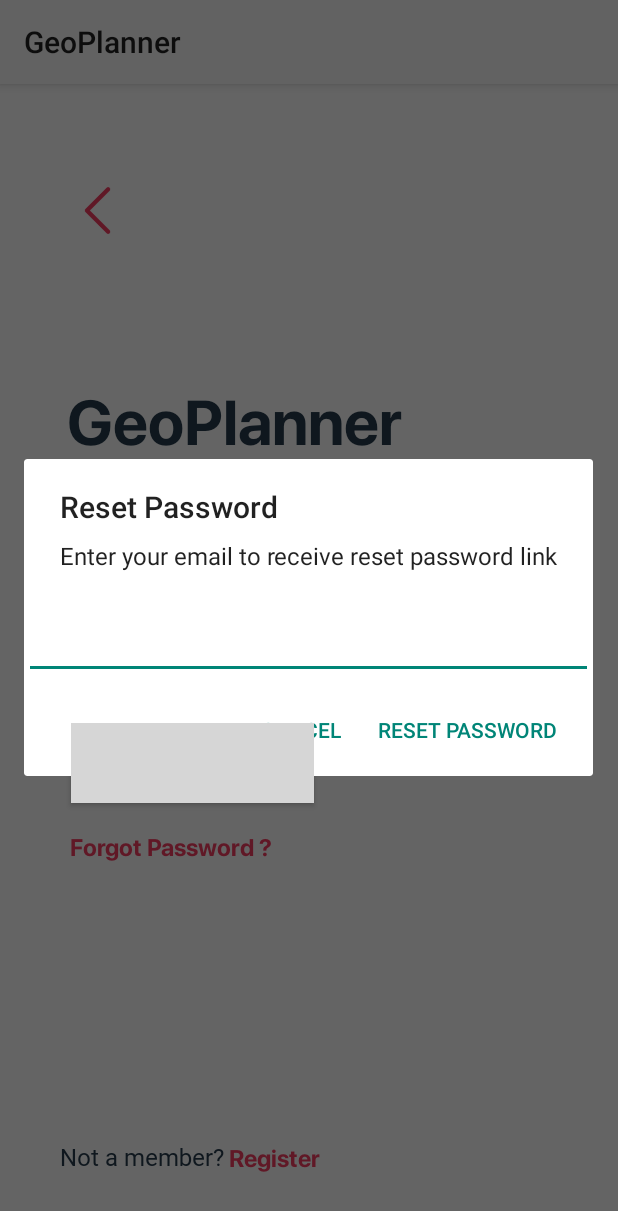
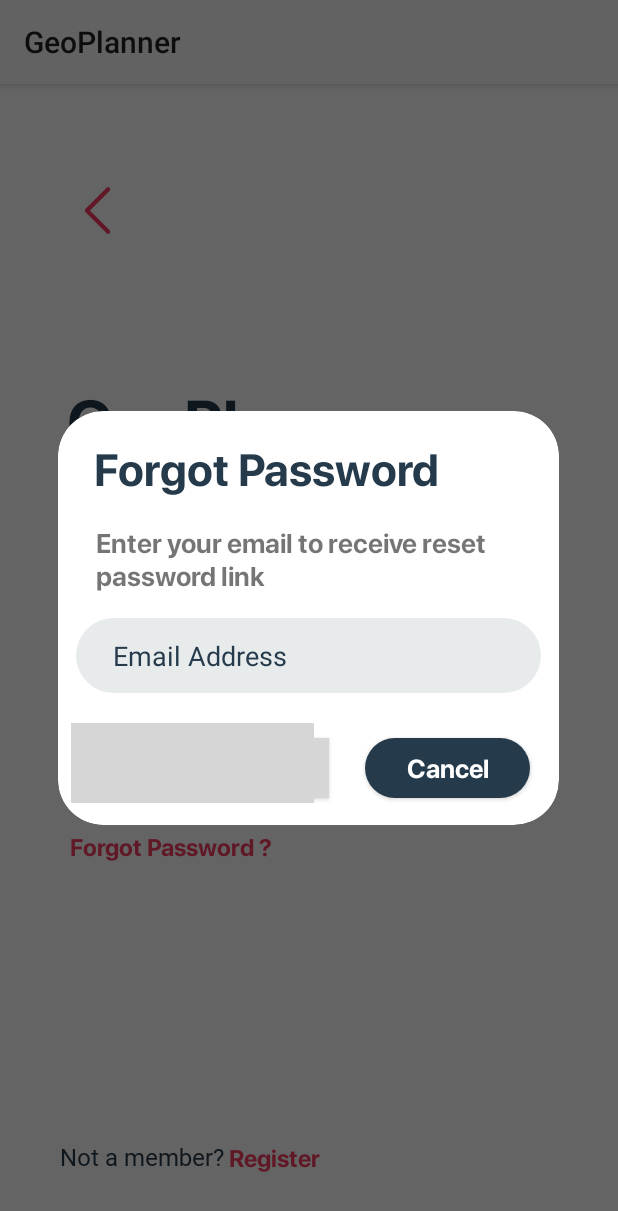
Before and after one commit to teamgeoplanner/GeoPlanner, an Android app: the LoginActivity screen opened directly, with no data from a screen before it, after a tap on "Forgot Password ?", on a phone screen of 412 x 824 dp. Shown: the top 1211 px of the screen. Run offline under Robolectric (Android 15) with nearby library versions, the phone set to English and light mode, and no system bars; our stand-ins replace Firebase (no records; nobody signed in at launch, a user with empty details on screens opened directly); 2 other taps on this screen came first; grey boxes are pictures that could not be loaded.

Commit message:
made some changes

```diff
--- a/app/src/main/java/com/example/geoplanner/LoginActivity.java
+++ b/app/src/main/java/com/example/geoplanner/LoginActivity.java
@@ -3,12 +3,16 @@ package com.example.geoplanner;
 import androidx.annotation.NonNull;
 import androidx.appcompat.app.AlertDialog;
 import androidx.appcompat.app.AppCompatActivity;
+import androidx.core.content.ContextCompat;
 
+import android.app.Dialog;
 import android.content.DialogInterface;
 import android.content.Intent;
+import android.os.Build;
 import android.os.Bundle;
 import android.text.TextUtils;
 import android.view.View;
+import android.view.ViewGroup;
 import android.widget.Button;
 import android.widget.EditText;
 import android.widget.ImageView;
@@ -29,6 +33,8 @@ public class LoginActivity extends AppCompatActivity {
     EditText emailID, pass;
     Button btnLogin;
 
+    Dialog dialog;
+
     FirebaseAuth fAuth;
 
     @Override
@@ -44,6 +50,9 @@ public class LoginActivity extends AppCompatActivity {
         btnLogin = findViewById(R.id.loginBtn);
 
         fAuth = FirebaseAuth.getInstance();
+
+
+
 
 
         btnLogin.setOnClickListener(new View.OnClickListener() {
@@ -90,16 +99,26 @@ public class LoginActivity extends AppCompatActivity {
         forgotpass.setOnClickListener(new View.OnClickListener() {
             @Override
             public void onClick(View view) {
-                final EditText resetMail = new EditText(view.getContext());
-                AlertDialog.Builder passwordResetDialog = new AlertDialog.Builder(view.getContext());
-                passwordResetDialog.setTitle("Reset Password");
-                passwordResetDialog.setMessage("Enter your email to receive reset password link");
-                passwordResetDialog.setView(resetMail);
 
-                passwordResetDialog.setPositiveButton("Reset Password", new DialogInterface.OnClickListener() {
+                dialog = new Dialog(LoginActivity.this);
+                dialog.setContentView(R.layout.forgot_pass_dialog);
+                if (Build.VERSION.SDK_INT >= Build.VERSION_CODES.LOLLIPOP) {
+                    dialog.getWindow().setBackgroundDrawable(getDrawable(R.drawable.dialog_background));
+                }
+                dialog.getWindow().setLayout(ViewGroup.LayoutParams.WRAP_CONTENT, ViewGroup.LayoutParams.WRAP_CONTENT);
+                dialog.setCancelable(false);
+
+                Button btnResetPass, btnCancel;
+                final EditText txtEmail;
+
+                btnResetPass = dialog.findViewById(R.id.resetBtn);
+                btnCancel = dialog.findViewById(R.id.cancelBtn);
+                txtEmail = dialog.findViewById(R.id.txtID);
+
+                btnResetPass.setOnClickListener(new View.OnClickListener() {
                     @Override
-                    public void onClick(DialogInterface dialogInterface, int i) {
-                        String email = resetMail.getText().toString();
+                    public void onClick(View view) {
+                        String email = txtEmail.getText().toString();
                         fAuth.sendPasswordResetEmail(email).addOnSuccessListener(new OnSuccessListener<Void>() {
                             @Override
                             public void onSuccess(Void aVoid) {
@@ -111,17 +130,54 @@ public class LoginActivity extends AppCompatActivity {
                                 Toast.makeText(LoginActivity.this, "Error: " + e.getMessage(), Toast.LENGTH_LONG).show();
                             }
                         });
+
+                        dialog.dismiss();
                     }
                 });
 
-                passwordResetDialog.setNegativeButton("Cancel", new DialogInterface.OnClickListener() {
+                btnCancel.setOnClickListener(new View.OnClickListener() {
                     @Override
-                    public void onClick(DialogInterface dialogInterface, int i) {
-
+                    public void onClick(View view) {
+                        dialog.dismiss();
                     }
                 });
 
-                passwordResetDialog.create().show();
+                dialog.show();
+
+
+//                final EditText resetMail = new EditText(view.getContext());
+//                AlertDialog.Builder passwordResetDialog = new AlertDialog.Builder(view.getContext());
+//                passwordResetDialog.setTitle("Reset Password");
+//                passwordResetDialog.setMessage("Enter your email to receive reset password link");
+//                passwordResetDialog.setView(resetMail);
+//                passwordResetDialog.setCancelable(false);   //Clicking outside will not dismiss alertdialog
+//
+//                passwordResetDialog.setPositiveButton("Reset Password", new DialogInterface.OnClickListener() {
+//                    @Override
+//                    public void onClick(DialogInterface dialogInterface, int i) {
+//                        String email = resetMail.getText().toString();
+//                        fAuth.sendPasswordResetEmail(email).addOnSuccessListener(new OnSuccessListener<Void>() {
+//                            @Override
+//                            public void onSuccess(Void aVoid) {
+//                                Toast.makeText(LoginActivity.this, "Reset Link Sent! Please check your email", Toast.LENGTH_LONG).show();
+//                            }
+//                        }).addOnFailureListener(new OnFailureListener() {
+//                            @Override
+//                            public void onFailure(@NonNull Exception e) {
+//                                Toast.makeText(LoginActivity.this, "Error: " + e.getMessage(), Toast.LENGTH_LONG).show();
+//                            }
+//                        });
+//                    }
+//                });
+//
+//                passwordResetDialog.setNegativeButton("Cancel", new DialogInterface.OnClickListener() {
+//                    @Override
+//                    public void onClick(DialogInterface dialogInterface, int i) {
+//
+//                    }
+//                });
+//
+//                passwordResetDialog.create().show();
             }
         });
 
--- /dev/null
+++ b/app/src/main/res/drawable/button2.xml
@@ -0,0 +1,7 @@
+<?xml version="1.0" encoding="utf-8"?>
+<shape android:shape="rectangle" xmlns:android="http://schemas.android.com/apk/res/android">
+
+    <corners android:radius="50sp"/>
+    <solid android:color="@color/gray"/>
+
+</shape>
--- /dev/null
+++ b/app/src/main/res/drawable/dialog_background.xml
@@ -0,0 +1,7 @@
+<?xml version="1.0" encoding="utf-8"?>
+<shape android:shape="rectangle" xmlns:android="http://schemas.android.com/apk/res/android">
+
+    <corners android:radius="30sp"/>
+    <solid android:color="@color/white"/>
+
+</shape>
--- /dev/null
+++ b/app/src/main/res/layout/forgot_pass_dialog.xml
@@ -0,0 +1,102 @@
+<?xml version="1.0" encoding="utf-8"?>
+<androidx.constraintlayout.widget.ConstraintLayout
+    xmlns:android="http://schemas.android.com/apk/res/android"
+    xmlns:app="http://schemas.android.com/apk/res-auto"
+    xmlns:tools="http://schemas.android.com/tools"
+    android:layout_width="wrap_content"
+    android:layout_height="wrap_content">
+
+    <EditText
+
+        android:id="@+id/txtID"
+        android:layout_width="310dp"
+        android:layout_height="50sp"
+        android:layout_marginStart="12dp"
+        android:layout_marginLeft="12dp"
+        android:layout_marginTop="12dp"
+        android:layout_marginEnd="12dp"
+        android:layout_marginRight="12dp"
+        android:background="@drawable/textbox"
+        android:ems="10"
+        android:hint="Email Address"
+        android:inputType="textPersonName"
+        android:textColorHint="@color/gray"
+        app:layout_constraintBottom_toBottomOf="parent"
+        app:layout_constraintEnd_toEndOf="parent"
+        app:layout_constraintHorizontal_bias="1.0"
+        app:layout_constraintStart_toStartOf="parent"
+        app:layout_constraintTop_toBottomOf="@+id/textView6"
+        app:layout_constraintVertical_bias="0.04" />
+
+    <TextView
+        android:id="@+id/textView"
+        android:layout_width="wrap_content"
+        android:layout_height="wrap_content"
+        android:layout_marginTop="18dp"
+        android:fontFamily="@font/sf_pro_display_bold"
+        android:text="Forgot Password"
+        android:textColor="@color/gray"
+        android:textSize="30sp"
+        app:layout_constraintBottom_toBottomOf="parent"
+        app:layout_constraintEnd_toEndOf="parent"
+        app:layout_constraintHorizontal_bias="0.23"
+        app:layout_constraintStart_toStartOf="parent"
+        app:layout_constraintTop_toTopOf="parent"
+        app:layout_constraintVertical_bias="0.0" />
+
+    <TextView
+        android:id="@+id/textView6"
+        android:layout_width="wrap_content"
+        android:layout_height="wrap_content"
+        android:layout_marginTop="12dp"
+        android:fontFamily="@font/sf_pro_display_bold"
+        android:text="Enter your email to receive reset\npassword link"
+        android:textSize="18sp"
+        app:layout_constraintBottom_toBottomOf="parent"
+        app:layout_constraintEnd_toEndOf="parent"
+        app:layout_constraintHorizontal_bias="0.34"
+        app:layout_constraintStart_toStartOf="parent"
+        app:layout_constraintTop_toBottomOf="@+id/textView"
+        app:layout_constraintVertical_bias="0.034" />
+
+    <Button
+        android:id="@+id/resetBtn"
+        android:layout_width="162dp"
+        android:layout_height="40dp"
+        android:layout_marginTop="30dp"
+        android:layout_marginBottom="18dp"
+        android:background="@drawable/button"
+        android:fontFamily="@font/sf_pro_display_bold"
+        android:text="Reset Password"
+        android:textAllCaps="false"
+        android:textColor="@color/white"
+        android:textSize="17sp"
+        app:layout_constraintBottom_toBottomOf="parent"
+        app:layout_constraintEnd_toEndOf="parent"
+        app:layout_constraintHorizontal_bias="0.108"
+        app:layout_constraintStart_toStartOf="parent"
+        app:layout_constraintTop_toBottomOf="@+id/txtID"
+        app:layout_constraintVertical_bias="0.0" />
+
+    <Button
+        android:id="@+id/cancelBtn"
+        android:layout_width="110dp"
+        android:layout_height="40dp"
+        android:layout_marginStart="10dp"
+        android:layout_marginLeft="10dp"
+        android:layout_marginTop="30dp"
+        android:layout_marginBottom="18dp"
+        android:background="@drawable/button2"
+        android:fontFamily="@font/sf_pro_display_bold"
+        android:text="Cancel"
+        android:textAllCaps="false"
+        android:textColor="@color/white"
+        android:textSize="17sp"
+        app:layout_constraintBottom_toBottomOf="parent"
+        app:layout_constraintEnd_toEndOf="parent"
+        app:layout_constraintHorizontal_bias="0.426"
+        app:layout_constraintStart_toEndOf="@+id/resetBtn"
+        app:layout_constraintTop_toBottomOf="@+id/txtID"
+        app:layout_constraintVertical_bias="0.08" />
+
+</androidx.constraintlayout.widget.ConstraintLayout>
--- a/app/src/main/res/values/colors.xml
+++ b/app/src/main/res/values/colors.xml
@@ -8,4 +8,5 @@
     <color name="light_gray">#E8EBEC</color>
     <color name="red">#F23B5F</color>
     <color name="white">#FFFFFF</color>
+    <color name="black">#000000</color>
 </resources>
```
